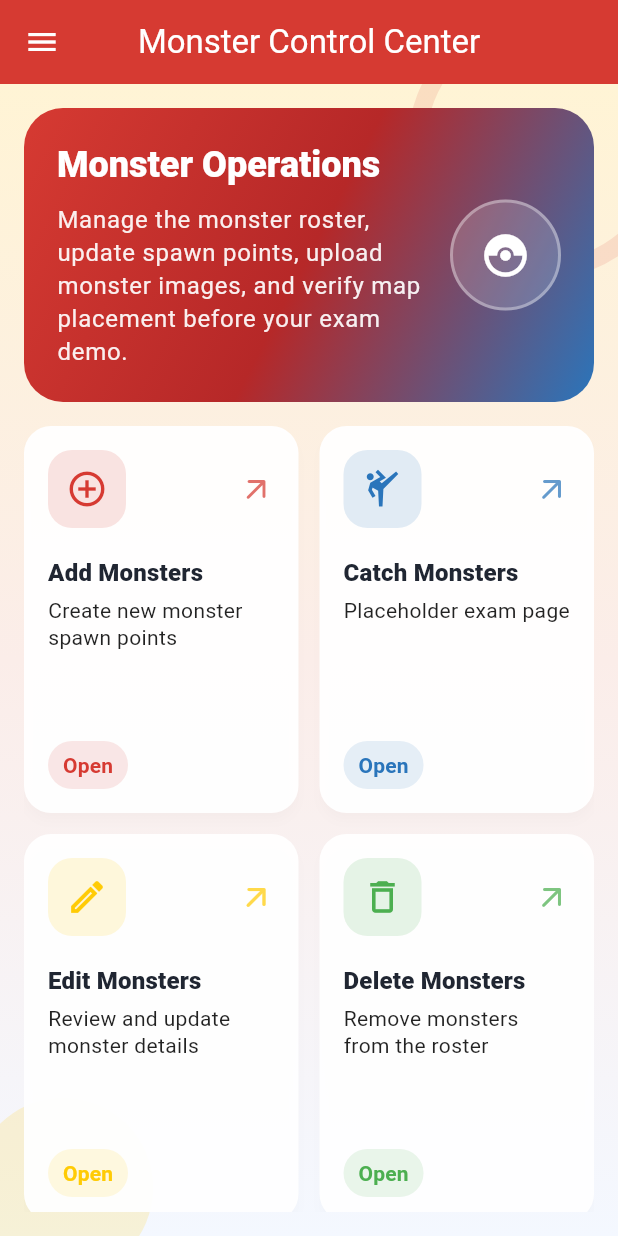
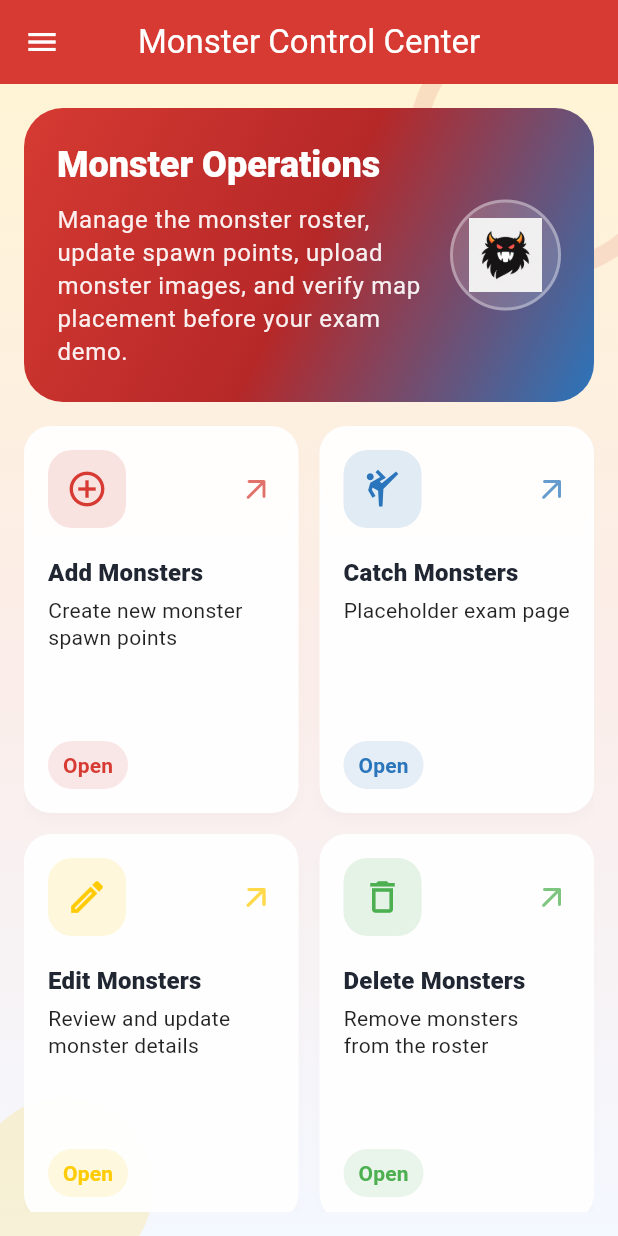
Before and after one commit to KianAngeles/HauMonsters-Poke, a Flutter app: the screen it shows after launch, on a phone screen of 412 x 824 dp. Run offline on Flutter 3.47's test engine with Material 3 defaults, Android fonts, the light colour scheme and no system bars; our stand-ins replace flutter_map, geolocator, image_picker, latlong2.

Commit message:
app logo added

```diff
--- a/lib/pages/dashboard_page.dart
+++ b/lib/pages/dashboard_page.dart
@@ -74,16 +74,11 @@ class DashboardPage extends StatelessWidget {
                 child: Column(
                   crossAxisAlignment: CrossAxisAlignment.start,
                   children: [
-                    CircleAvatar(
-                      radius: 28,
+                    _BrandLogo(
+                      size: 56,
                       backgroundColor: Theme.of(
                         context,
-                      ).colorScheme.primary.withValues(alpha: 0.12),
-                      child: Icon(
-                        Icons.catching_pokemon,
-                        size: 30,
-                        color: Theme.of(context).colorScheme.primary,
-                      ),
+                      ).colorScheme.primary.withValues(alpha: 0.10),
                     ),
                     const SizedBox(height: 16),
                     Text(
@@ -226,22 +221,10 @@ class DashboardPage extends StatelessWidget {
                             ),
                           ),
                           const SizedBox(width: 18),
-                          Container(
-                            width: 74,
-                            height: 74,
-                            decoration: BoxDecoration(
-                              shape: BoxShape.circle,
-                              color: Colors.white.withValues(alpha: 0.16),
-                              border: Border.all(
-                                color: Colors.white.withValues(alpha: 0.35),
-                                width: 2,
-                              ),
-                            ),
-                            child: const Icon(
-                              Icons.catching_pokemon,
-                              color: Colors.white,
-                              size: 34,
-                            ),
+                          const _BrandLogo(
+                            size: 74,
+                            backgroundColor: Color(0x28FFFFFF),
+                            borderColor: Color(0x59FFFFFF),
                           ),
                         ],
                       ),
@@ -398,3 +381,40 @@ class _DashboardItem {
   final IconData icon;
   final Widget Function() pageBuilder;
 }
+
+class _BrandLogo extends StatelessWidget {
+  const _BrandLogo({
+    required this.size,
+    required this.backgroundColor,
+    this.borderColor,
+  });
+
+  final double size;
+  final Color backgroundColor;
+  final Color? borderColor;
+
+  @override
+  Widget build(BuildContext context) {
+    return Container(
+      width: size,
+      height: size,
+      padding: EdgeInsets.all(size * 0.14),
+      decoration: BoxDecoration(
+        shape: BoxShape.circle,
+        color: backgroundColor,
+        border: borderColor == null
+            ? null
+            : Border.all(color: borderColor!, width: 2),
+      ),
+      child: Image.asset(
+        'assets/images/AppLogo.png',
+        fit: BoxFit.contain,
+        errorBuilder: (context, error, stackTrace) => Icon(
+          Icons.image_outlined,
+          size: size * 0.42,
+          color: Theme.of(context).colorScheme.primary,
+        ),
+      ),
+    );
+  }
+}
--- a/pubspec.yaml
+++ b/pubspec.yaml
@@ -61,6 +61,8 @@ flutter:
   # included with your application, so that you can use the icons in
   # the material Icons class.
   uses-material-design: true
+  assets:
+    - assets/images/AppLogo.png
 
   # To add assets to your application, add an assets section, like this:
   # assets:
```
Also changed, not shown: assets/images/AppLogo.png (added), 5 other files.
